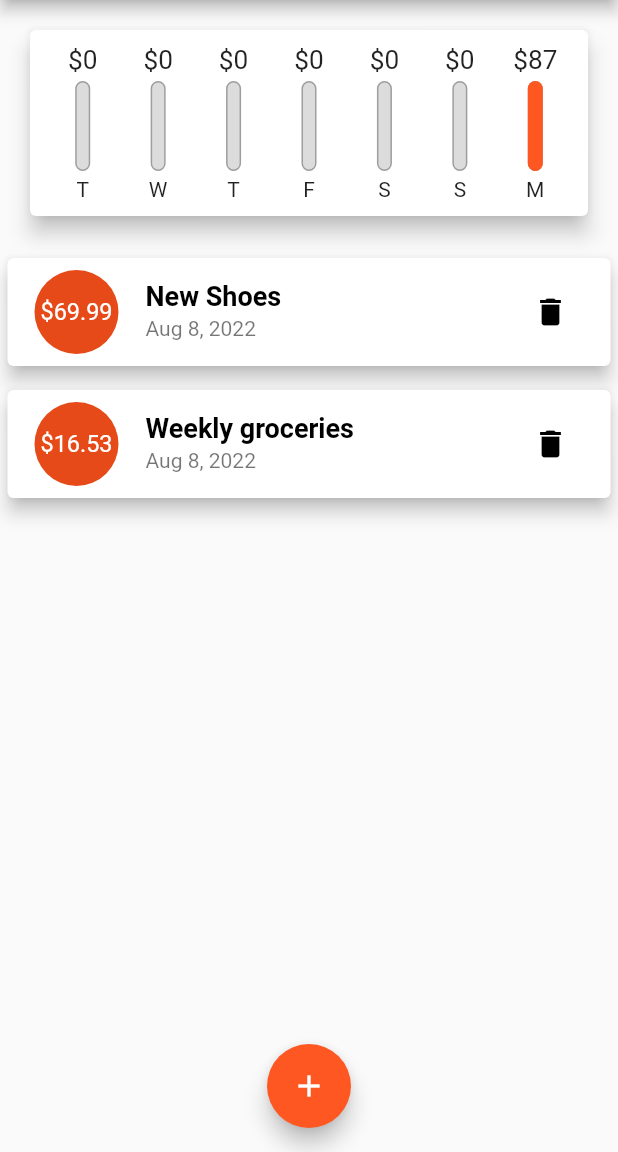
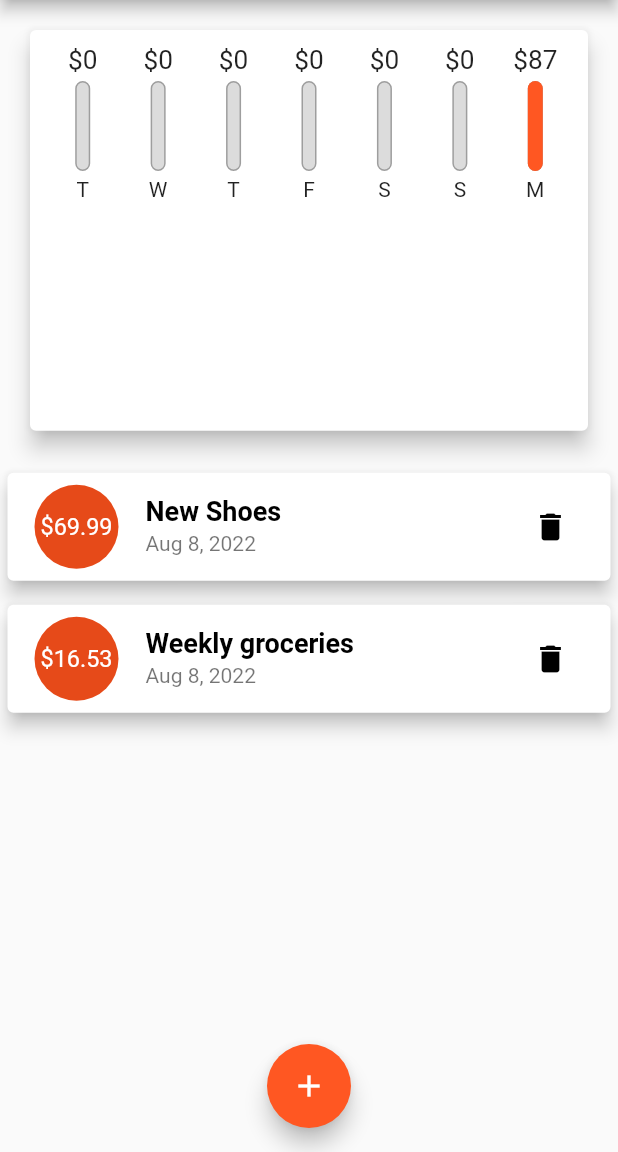
Before and after one commit to Sultanbek-Gapyrov/MoneyTracker, a Flutter app: the screen it shows after launch, on a phone screen of 412 x 824 dp, the part 84-1236 px from its top. Run offline on Flutter 3.47's test engine with Material 2 defaults, Android fonts, the phone set to English and light mode, and no system bars.

Commit message:
Calculating sizes dynamically

```diff
--- a/lib/main.dart
+++ b/lib/main.dart
@@ -54,7 +54,7 @@ class _MyHomePageState extends State<MyHomePage> {
     return _userTransactions.where((tx) {
       return tx.date.isAfter(
         DateTime.now().subtract(
-          Duration(days: 7),
+          const Duration(days: 7),
         ),
       );
     }).toList();
@@ -80,8 +80,8 @@ class _MyHomePageState extends State<MyHomePage> {
       builder: (_) {
         return GestureDetector(
           onTap: () {},
+          behavior: HitTestBehavior.opaque,
           child: NewTransaction(_addNewTransactrion),
-          behavior: HitTestBehavior.opaque,
         );
       },
     );
@@ -97,8 +97,7 @@ class _MyHomePageState extends State<MyHomePage> {
 
   @override
   Widget build(BuildContext context) {
-    return Scaffold(
-      appBar: AppBar(
+    final appBar = AppBar(
       title: const Text('Personal Expenses'),
       actions: <Widget>[
         IconButton(
@@ -108,14 +107,28 @@ class _MyHomePageState extends State<MyHomePage> {
           onPressed: () => _startAddNewTransaction(context),
         )
       ],
-      ),
+    );
+    return Scaffold(
+      appBar: appBar,
       body: SingleChildScrollView(
         child: Column(
           // mainAxisAlignment: MainAxisAlignment.start,
           crossAxisAlignment: CrossAxisAlignment.stretch,
           children: <Widget>[
-            Chart(_recentTransactions),
-            TransactionList(_userTransactions, _deleteTransaction),
+            SizedBox(
+              height: (MediaQuery.of(context).size.height -
+                      appBar.preferredSize.height -
+                      MediaQuery.of(context).padding.top) *
+                  0.4,
+              child: Chart(_recentTransactions),
+            ),
+            SizedBox(
+              height: (MediaQuery.of(context).size.height -
+                      appBar.preferredSize.height -
+                      MediaQuery.of(context).padding.top) *
+                  0.6,
+              child: TransactionList(_userTransactions, _deleteTransaction),
+            ),
           ],
         ),
       ),
--- a/lib/widgets/chart.dart
+++ b/lib/widgets/chart.dart
@@ -1,5 +1,3 @@
-import 'dart:developer';
-
 import 'package:flutter/material.dart';
 
 import 'package:intl/intl.dart';
--- a/lib/widgets/chart_bar.dart
+++ b/lib/widgets/chart_bar.dart
@@ -1,4 +1,3 @@
-import 'package:flutter/widgets.dart';
 import 'package:flutter/material.dart';
 
 class ChartBar extends StatelessWidget {
@@ -15,7 +14,7 @@ class ChartBar extends StatelessWidget {
   Widget build(BuildContext context) {
     return Column(
       children: <Widget>[
-        Container(
+        SizedBox(
           height: 20.0,
           child:
               FittedBox(child: Text('\$${spendingAmount.toStringAsFixed(0)}')),
@@ -23,7 +22,7 @@ class ChartBar extends StatelessWidget {
         const SizedBox(
           height: 4.0,
         ),
-        Container(
+        SizedBox(
           height: 60.0,
           width: 10.0,
           child: Stack(
@@ -34,7 +33,7 @@ class ChartBar extends StatelessWidget {
                     color: Colors.grey,
                     width: 1.0,
                   ),
-                  color: Color.fromRGBO(220, 220, 220, 1),
+                  color: const Color.fromRGBO(220, 220, 220, 1),
                   borderRadius: BorderRadius.circular(10),
                 ),
               ),
--- a/lib/widgets/transaction_list.dart
+++ b/lib/widgets/transaction_list.dart
@@ -12,9 +12,7 @@ class TransactionList extends StatelessWidget {
 
   @override
   Widget build(BuildContext context) {
-    return SizedBox(
-      height: 600.0,
-      child: transactions.isEmpty
+    return transactions.isEmpty
         ? Column(
             children: <Widget>[
               const Text(
@@ -73,7 +71,6 @@ class TransactionList extends StatelessWidget {
               );
             },
             itemCount: transactions.length,
-            ),
           );
   }
 }
```
Lines whose indentation alone changed are shown as unchanged.
